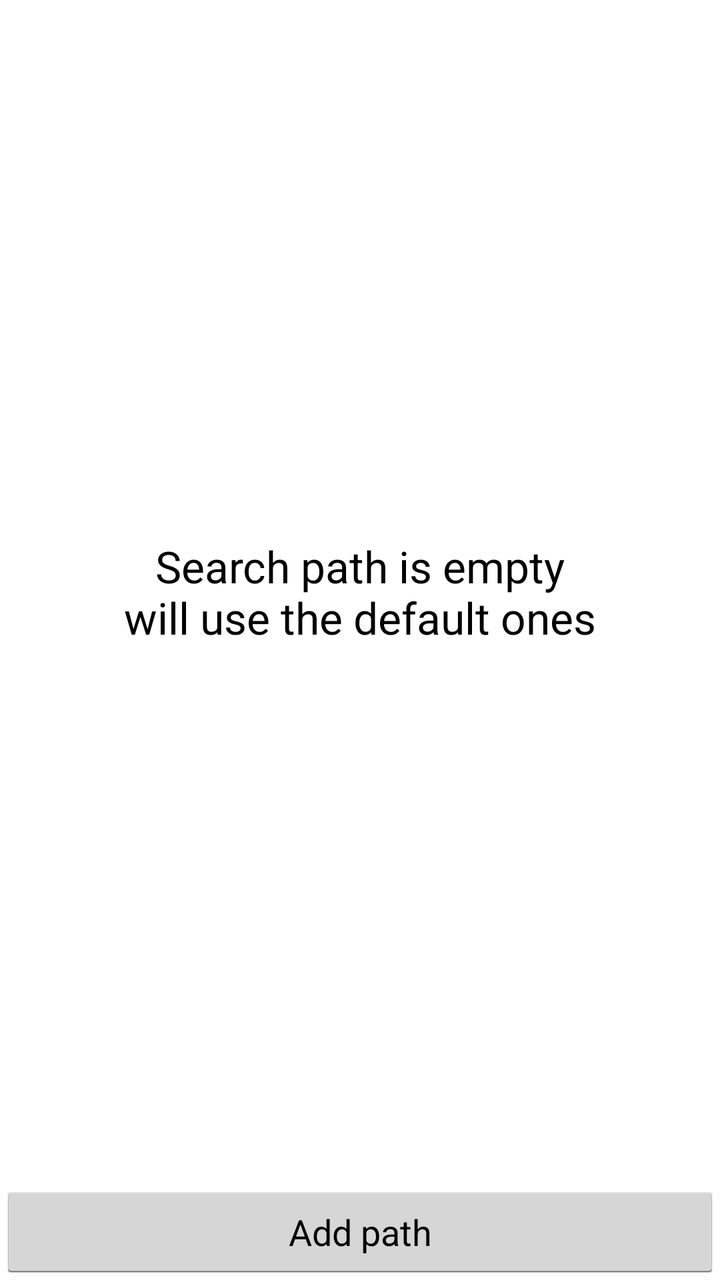
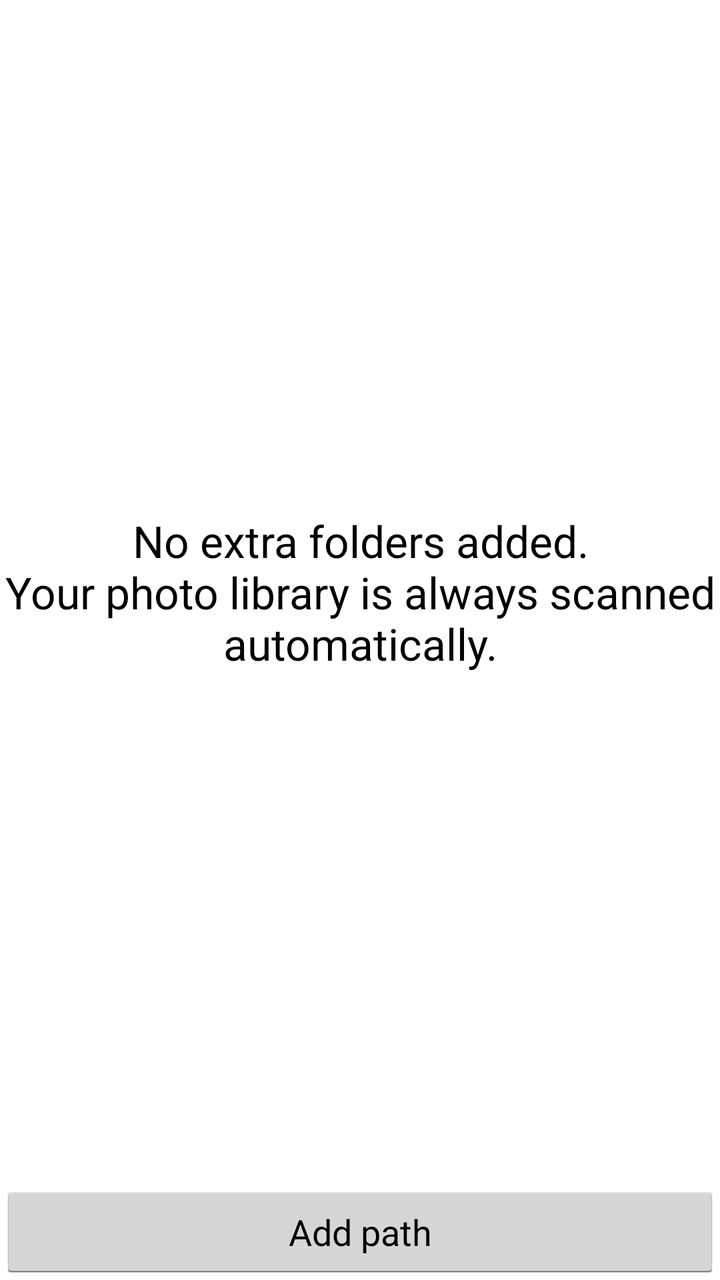

Screens rendered from an Android XML layout before and after an edit, with the pre-edit source and the edit as a unified diff.
<!-- AndroidManifest.xml: application theme AppTheme -->
<!-- res/layout/pathselector.xml -->
<RelativeLayout xmlns:android="http://schemas.android.com/apk/res/android"
    xmlns:ads="http://schemas.android.com/apk/lib/com.google.ads"
	xmlns:tools="http://schemas.android.com/tools"
	android:layout_width="match_parent"
	android:layout_height="match_parent"
	tools:context=".Browser" >

	<Button
		android:id="@+id/add"
		android:layout_width="fill_parent"
		android:layout_height="wrap_content"
		android:layout_alignParentBottom="true"
		android:layout_alignParentLeft="true"
		android:text="@string/add_path"
		android:onClick="addPath"/>

	<ListView
		android:id="@android:id/list"
		android:layout_width="fill_parent"
		android:layout_height="fill_parent"
		android:layout_above="@id/add"
		android:layout_alignParentTop="true"/>

	<TextView
		android:id="@android:id/empty"
		android:layout_width="fill_parent"
		android:layout_height="fill_parent"
		android:layout_above="@id/add"
		android:gravity="center"
		android:text="@string/emptypaths"
		android:textAppearance="?android:attr/textAppearanceLarge" />
</RelativeLayout>
<!-- resources referenced by this layout -->
<resources>
  <string name="add_path">Add path</string>
  <string name="emptypaths">Search path is empty\nwill use the default ones</string>
  <style name="AppTheme" parent="AppBaseTheme">
          
      </style>
  <style name="AppBaseTheme" parent="android:Theme.Light">
          
      </style>
</resources>

<!-- the commit's change to res/layout/pathselector.xml (unified diff, before → after) -->
@@ -3,6 +3,7 @@
 	xmlns:tools="http://schemas.android.com/tools"
 	android:layout_width="match_parent"
 	android:layout_height="match_parent"
+	android:fitsSystemWindows="true"
 	tools:context=".Browser" >
 
 	<Button
<!-- resource entries referenced after the edit -->
@@ -1,7 +1,7 @@
 <!-- resources referenced by this layout -->
 <resources>
   <string name="add_path">Add path</string>
-  <string name="emptypaths">Search path is empty\nwill use the default ones</string>
+  <string name="emptypaths">No extra folders added.\nYour photo library is always scanned automatically.</string>
   <style name="AppTheme" parent="AppBaseTheme">
           
       </style>
